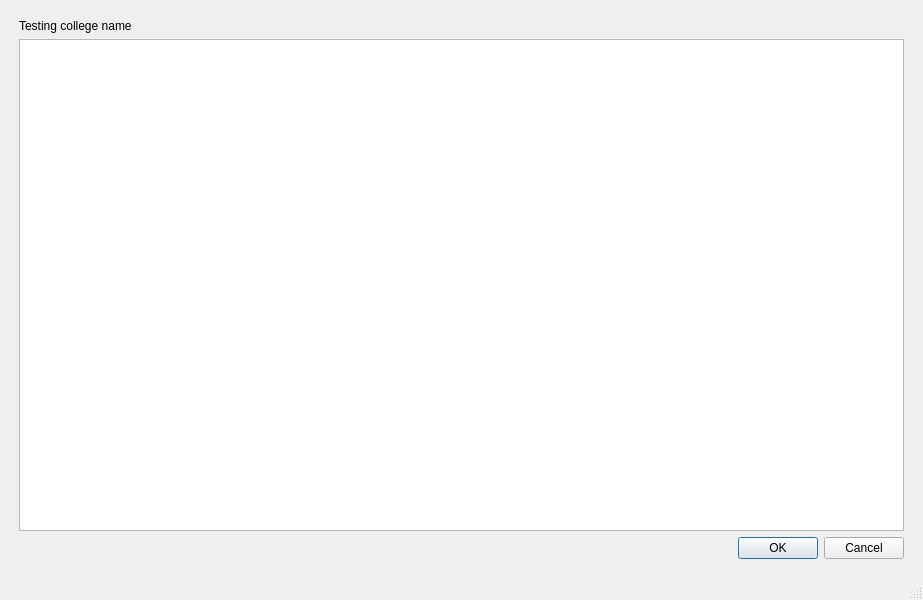
Before: the Qt Designer form collegescreen.ui in Erfan-TAV/CS-1D-Project-1, drawn with Qt 5.
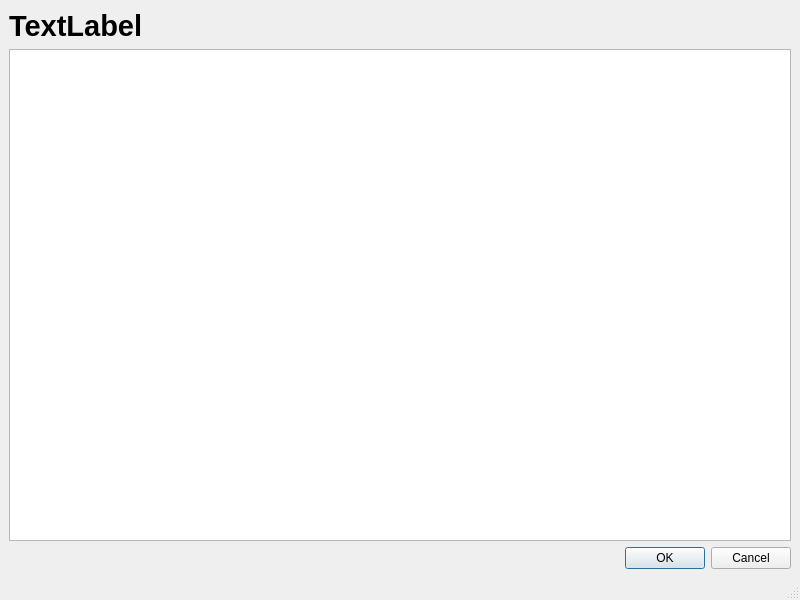
After: the same form once the commit is applied.

Diff of the .ui file:
```diff
--- a/collegescreen.ui
+++ b/collegescreen.ui
@@ -6,7 +6,7 @@
    <rect>
     <x>0</x>
     <y>0</y>
-    <width>923</width>
+    <width>800</width>
     <height>600</height>
    </rect>
   </property>
@@ -17,35 +17,23 @@
    <layout class="QVBoxLayout" name="verticalLayout_2">
     <item>
      <layout class="QVBoxLayout" name="verticalLayout">
-      <property name="leftMargin">
-       <number>10</number>
-      </property>
-      <property name="topMargin">
-       <number>10</number>
-      </property>
-      <property name="rightMargin">
-       <number>10</number>
-      </property>
-      <property name="bottomMargin">
-       <number>10</number>
-      </property>
       <item>
        <widget class="QLabel" name="campusName">
+        <property name="font">
+         <font>
+          <pointsize>22</pointsize>
+          <bold>true</bold>
+         </font>
+        </property>
         <property name="text">
-         <string>Testing college name</string>
+         <string>TextLabel</string>
         </property>
        </widget>
       </item>
       <item>
        <widget class="QListWidget" name="listWidget">
-        <property name="verticalScrollBarPolicy">
-         <enum>Qt::ScrollBarPolicy::ScrollBarAsNeeded</enum>
-        </property>
-        <property name="sizeAdjustPolicy">
-         <enum>QAbstractScrollArea::SizeAdjustPolicy::AdjustToContents</enum>
-        </property>
-        <property name="dragEnabled">
-         <bool>false</bool>
+        <property name="frameShadow">
+         <enum>QFrame::Shadow::Sunken</enum>
         </property>
        </widget>
       </item>
```
Left out of the diff: 2 changed lines with no effect on the pictures.
